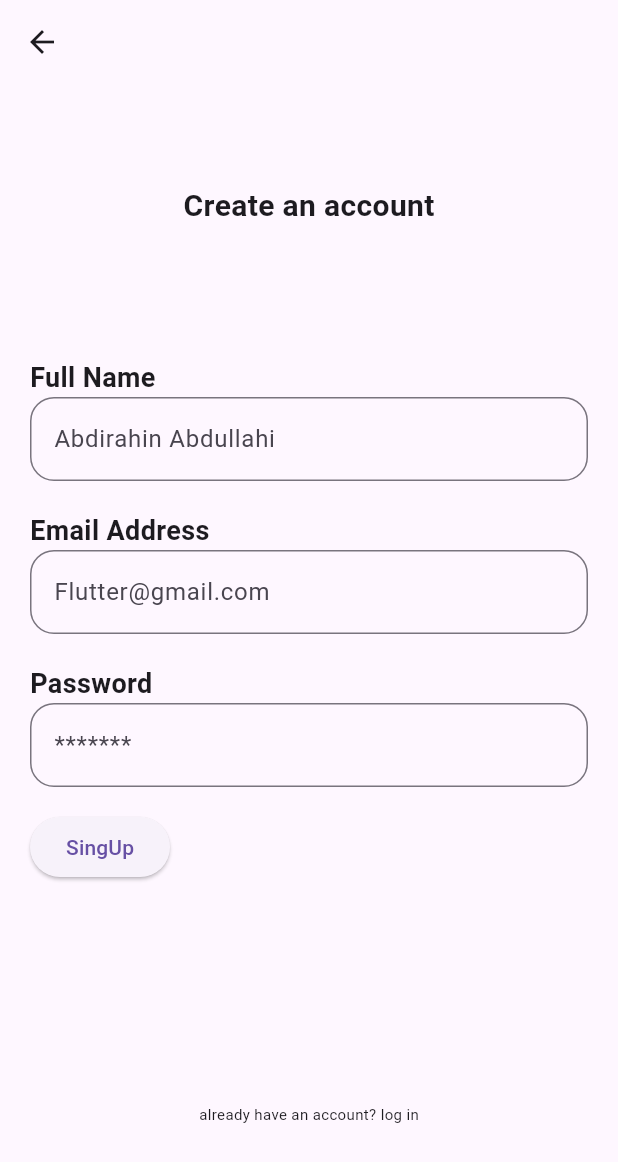
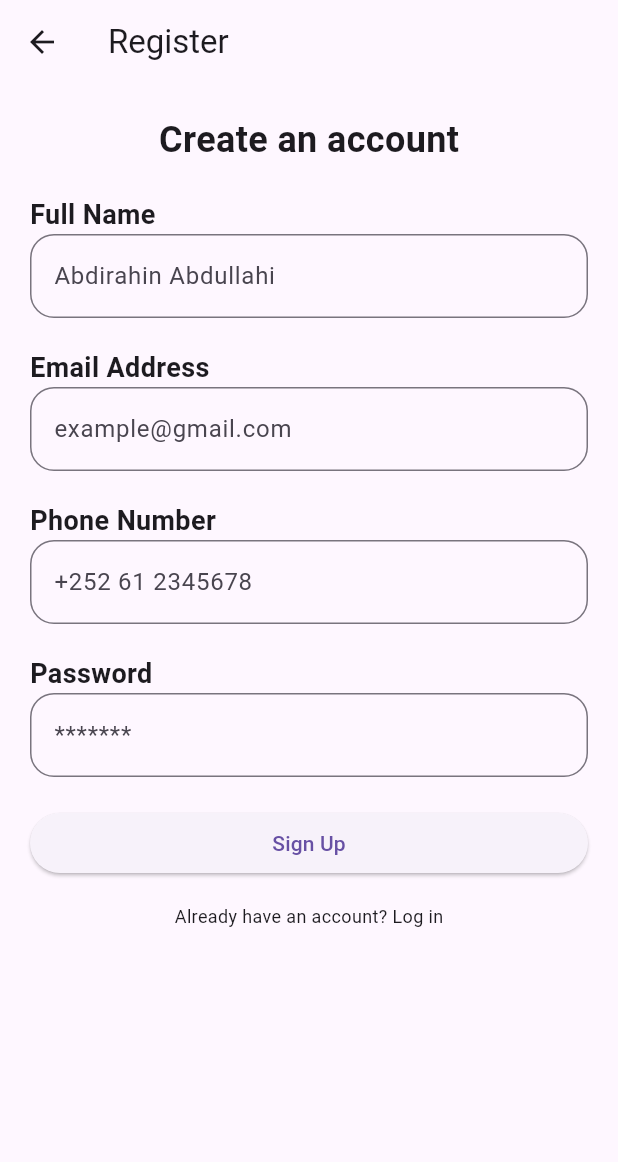
Before and after one commit to aqilyare/Real-State-project, a Flutter app: the RegisterScreen screen opened directly, on a phone screen of 412 x 824 dp. Shown: the top 1162 px of the screen. Run offline on Flutter 3.47's test engine with Material 3 defaults, Android fonts, the phone set to English and light mode, and no system bars.

Commit message:
Wax ka badal

```diff
--- a/lib/auth/screens/registrationScreen.dart
+++ b/lib/auth/screens/registrationScreen.dart
@@ -1,5 +1,6 @@
 import 'package:flutter/material.dart';
 import 'package:realstateproject/auth/screens/login.dart';
+import 'package:realstateproject/auth/services/auth_services.dart'; // ✅ Import your AuthService for registration
 
 class RegisterScreen extends StatefulWidget {
   const RegisterScreen({super.key});
@@ -9,51 +10,91 @@ class RegisterScreen extends StatefulWidget {
 }
 
 class _RegisterScreenState extends State<RegisterScreen> {
+  // ✅ Text controllers for each input field
+  final TextEditingController nameController = TextEditingController();
+  final TextEditingController emailController = TextEditingController();
+  final TextEditingController phoneController = TextEditingController();
+  final TextEditingController passwordController = TextEditingController();
+
+  // ✅ Loading state to show a spinner when the API call is running
+  bool isLoading = false;
+
+  // ✅ Registration function (currently missing in your code)
+  void registerUser() async {
+    // 🟡 Step 1: Input validation (check if fields are empty)
+    if (nameController.text.isEmpty ||
+        emailController.text.isEmpty ||
+        phoneController.text.isEmpty ||
+        passwordController.text.isEmpty) {
+      ScaffoldMessenger.of(context).showSnackBar(
+        const SnackBar(content: Text("Please fill in all fields")),
+      );
+      return; // stop execution if invalid
+    }
+
+    // 🟢 Step 2: Set loading state before making API call
+    setState(() {
+      isLoading = true;
+    });
+
+    // 🟢 Step 3: Call your API through AuthServices
+    await AuthServices().register(
+      context: context,
+      name: nameController.text.trim(),
+      email: emailController.text.trim(),
+      phone: phoneController.text.trim(),
+      password: passwordController.text.trim(),
+    );
+
+    // 🟢 Step 4: Disable loading after completion
+    setState(() {
+      isLoading = false;
+    });
+  }
+
+  // ✅ Dispose controllers to prevent memory leaks
+  @override
+  void dispose() {
+    nameController.dispose();
+    emailController.dispose();
+    phoneController.dispose();
+    passwordController.dispose();
+    super.dispose();
+  }
+
   @override
   Widget build(BuildContext context) {
     return Scaffold(
-      appBar: AppBar(),
-      body: Padding(
-        padding: EdgeInsets.symmetric(horizontal: 20),
+      appBar: AppBar(
+        title: const Text("Register"), // ✅ Added title for better UI
+      ),
+      body: SafeArea(
+        // ✅ SafeArea prevents UI overlap
+        child: SingleChildScrollView(
+          // ✅ Makes it scrollable when keyboard is open
+          padding: const EdgeInsets.symmetric(horizontal: 20),
           child: Column(
             crossAxisAlignment: CrossAxisAlignment.start,
             children: [
-            Flexible(
-              flex: 2,
-              child: Center(
+              const SizedBox(height: 20),
+
+              // ✅ Screen title
+              const Center(
                 child: Text(
                   "Create an account",
-                  style: TextStyle(fontSize: 20, fontWeight: FontWeight.bold),
-                ),
+                  style: TextStyle(fontSize: 24, fontWeight: FontWeight.bold),
                 ),
               ),
 
-            SizedBox(height: 20),
+              const SizedBox(height: 20),
 
-            // Padding(
-            //   padding: EdgeInsets.symmetric(horizontal: 16.0),
-            //   child: Row(
-            //     mainAxisAlignment: MainAxisAlignment.spaceBetween,
-            //     children: [
-            //       ElevatedButton(onPressed: () {}, child: Text("Login")),
-            //       ElevatedButton(onPressed: () {}, child: Text("Registration")),
-            //     ],
-            //   ),
-            // ),
-
-            // SizedBox(height: 20),
-            Flexible(
-              flex: 5,
-              child: Column(
-                crossAxisAlignment: CrossAxisAlignment.start,
-                children: [
-                  Text(
+              // ✅ Full Name Field
+              const Text(
                 "Full Name",
-                    textAlign: TextAlign.left,
                 style: TextStyle(fontWeight: FontWeight.bold, fontSize: 18),
               ),
-
               TextField(
+                controller: nameController,
                 decoration: InputDecoration(
                   hintText: "Abdirahin Abdullahi",
                   fillColor: Colors.grey[200],
@@ -63,16 +104,17 @@ class _RegisterScreenState extends State<RegisterScreen> {
                 ),
               ),
 
-                  SizedBox(height: 20),
+              const SizedBox(height: 20),
 
-                  Text(
+              // ✅ Email Field
+              const Text(
                 "Email Address",
-                    textAlign: TextAlign.left,
                 style: TextStyle(fontWeight: FontWeight.bold, fontSize: 18),
               ),
               TextField(
+                controller: emailController,
                 decoration: InputDecoration(
-                      hintText: "Flutter@gmail.com",
+                  hintText: "example@gmail.com",
                   fillColor: Colors.grey[200],
                   border: OutlineInputBorder(
                     borderRadius: BorderRadius.circular(16),
@@ -80,14 +122,34 @@ class _RegisterScreenState extends State<RegisterScreen> {
                 ),
               ),
 
-                  SizedBox(height: 20),
+              const SizedBox(height: 20),
 
-                  Text(
-                    "Password",
-                    textAlign: TextAlign.left,
+              // ✅ Phone Field (missing in your original code UI)
+              const Text(
+                "Phone Number",
                 style: TextStyle(fontWeight: FontWeight.bold, fontSize: 18),
               ),
               TextField(
+                controller: phoneController,
+                keyboardType: TextInputType.phone,
+                decoration: InputDecoration(
+                  hintText: "+252 61 2345678",
+                  fillColor: Colors.grey[200],
+                  border: OutlineInputBorder(
+                    borderRadius: BorderRadius.circular(16),
+                  ),
+                ),
+              ),
+
+              const SizedBox(height: 20),
+
+              // ✅ Password Field
+              const Text(
+                "Password",
+                style: TextStyle(fontWeight: FontWeight.bold, fontSize: 18),
+              ),
+              TextField(
+                controller: passwordController,
                 obscureText: true,
                 decoration: InputDecoration(
                   hintText: "*******",
@@ -97,31 +159,37 @@ class _RegisterScreenState extends State<RegisterScreen> {
                   ),
                 ),
               ),
-                  SizedBox(height: 16),
-                  ElevatedButton(
-                    onPressed: () => Navigator.of(
-                      context,
-                    ).push(MaterialPageRoute(builder: (_) => LoginScreen())),
-                    child: Text("SingUp"),
-                  ),
-                ],
+
+              const SizedBox(height: 20),
+
+              // ✅ Register button with loader
+              isLoading
+                  ? const Center(child: CircularProgressIndicator())
+                  : SizedBox(
+                      width: double.infinity,
+                      child: ElevatedButton(
+                        onPressed: registerUser, // Calls your function
+                        child: const Text("Sign Up"), // fixed spelling
                       ),
                     ),
 
-            SizedBox(height: 16),
-            Flexible(
-              flex: 2,
-              child: Center(
+              const SizedBox(height: 16),
+
+              // ✅ Already have an account section
+              Center(
                 child: GestureDetector(
-                  onTap: () => Navigator.of(context).pop(),
-                  child: Text(
-                    "already have an account? log in",
-                    style: TextStyle(fontSize: 10),
+                  onTap: () => Navigator.of(context).pushReplacement(
+                    MaterialPageRoute(builder: (_) => const LoginScreen()),
+                  ),
+                  child: const Text(
+                    "Already have an account? Log in",
+                    style: TextStyle(fontSize: 12),
                   ),
                 ),
               ),
+              const SizedBox(height: 20),
+            ],
           ),
-          ],
         ),
       ),
     );
--- /dev/null
+++ b/lib/auth/service/auth_services.dart
@@ -0,0 +1 @@
+class AuthServices {}
```
Also changed, not shown: lib/auth/screens/login.dart (+90 -58 lines), lib/auth/services/auth_services.dart (+13 -2 lines). Lines whose indentation alone changed are shown as unchanged.
